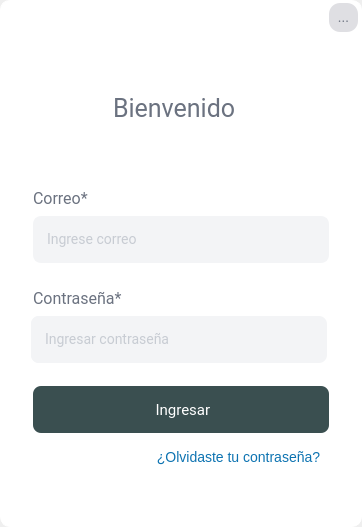
Old version of the form App/source/ui_files/login.ui in the repository Bailon18/Vinculacion-desktop-python.
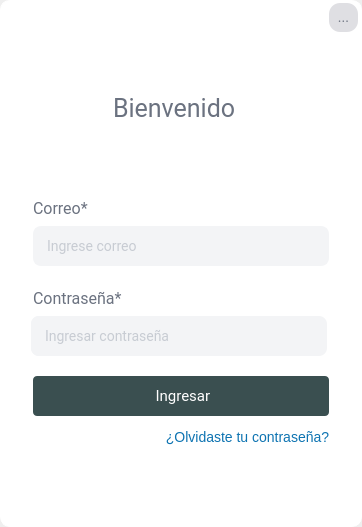
New version of the form. Icons and pictures are not drawn.

```diff
--- a/App/source/ui_files/login.ui
+++ b/App/source/ui_files/login.ui
@@ -225,9 +225,9 @@
              <property name="geometry">
               <rect>
                <x>30</x>
-               <y>180</y>
+               <y>190</y>
                <width>296</width>
-               <height>47</height>
+               <height>40</height>
               </rect>
              </property>
              <property name="styleSheet">
@@ -250,7 +250,7 @@
              <property name="geometry">
               <rect>
                <x>30</x>
-               <y>150</y>
+               <y>160</y>
                <width>121</width>
                <height>25</height>
               </rect>
@@ -268,7 +268,7 @@
                <x>28</x>
                <y>280</y>
                <width>296</width>
-               <height>47</height>
+               <height>40</height>
               </rect>
              </property>
              <property name="styleSheet">
@@ -321,7 +321,7 @@
                  <property name="geometry">
                   <rect>
                    <x>0</x>
-                   <y>10</y>
+                   <y>5</y>
                    <width>30</width>
                    <height>30</height>
                   </rect>
@@ -368,7 +368,7 @@
                  <property name="geometry">
                   <rect>
                    <x>0</x>
-                   <y>10</y>
+                   <y>4</y>
                    <width>30</width>
                    <height>30</height>
                   </rect>
@@ -451,9 +451,9 @@
              <property name="geometry">
               <rect>
                <x>30</x>
-               <y>350</y>
+               <y>340</y>
                <width>296</width>
-               <height>47</height>
+               <height>40</height>
               </rect>
              </property>
              <property name="cursor">
@@ -472,7 +472,7 @@
 color:white;
 padding:8px;
 background: #3A4F50;
-border-radius: 8px;}
+border-radius: 4px;}
 
 #btn_aceptar:hover{background: #314344;
 border-radius: 8px; }
@@ -495,8 +495,8 @@
             <widget class="QToolButton" name="btn_recuperar">
              <property name="geometry">
               <rect>
-               <x>150</x>
-               <y>410</y>
+               <x>159</x>
+               <y>390</y>
                <width>171</width>
                <height>21</height>
               </rect>
```
Left out of the diff: 2 changed lines with no effect on the pictures.
